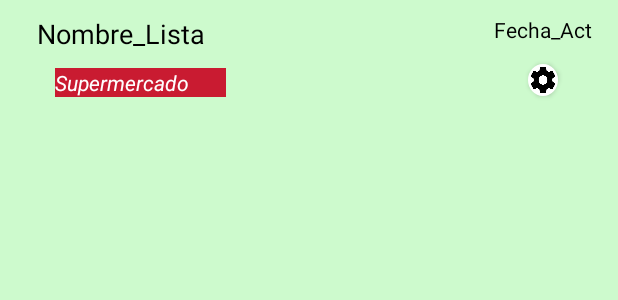
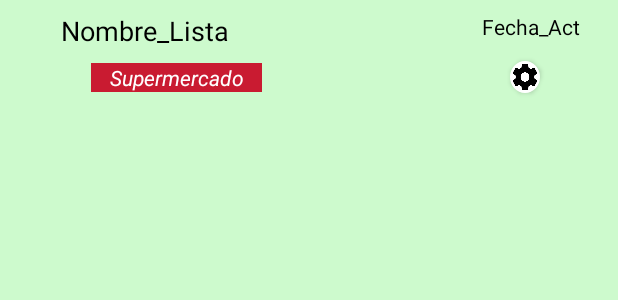
Before and after one commit to ferqueirolo/SOA, an Android app: the layout item_lista_lista_compra.xml on its own in the app's theme, with its tools: preview values and no code run, on a phone screen of 412 x 824 dp. Shown: the top 300 px of the screen. Run offline under Robolectric (Android 15) with nearby library versions, the phone set to English and light mode, and no system bars.

Commit message:
Se retocó la lista de la vista "Mis listas" ya que no mostraba el divider

```diff
--- a/Android/ChangoSmart/app/src/main/res/layout/content_mis_listas.xml
+++ b/Android/ChangoSmart/app/src/main/res/layout/content_mis_listas.xml
@@ -70,7 +70,8 @@
             android:layout_marginEnd="8dp"
             android:layout_marginRight="8dp"
             android:layout_marginBottom="16dp"
-            android:divider="@android:color/black" />
+            android:divider="@android:color/black"
+            android:dividerHeight="2dp" />
     </FrameLayout>
 
 </android.support.constraint.ConstraintLayout>
--- a/Android/ChangoSmart/app/src/main/res/layout/item_lista_lista_compra.xml
+++ b/Android/ChangoSmart/app/src/main/res/layout/item_lista_lista_compra.xml
@@ -18,12 +18,12 @@
         android:layout_width="wrap_content"
         android:layout_height="wrap_content"
         android:orientation="horizontal"
-        app:layout_constraintGuide_percent="0.0027359782" />
+        app:layout_constraintGuide_percent="0.0" />
 
     <TextView
         android:id="@+id/textViewListaCompra"
-        android:layout_width="290dp"
-        android:layout_height="23dp"
+        android:layout_width="269dp"
+        android:layout_height="22dp"
         android:layout_marginStart="8dp"
         android:layout_marginLeft="8dp"
         android:layout_marginEnd="8dp"
@@ -34,18 +34,20 @@
         android:textSize="18sp"
         app:layout_constraintBottom_toTopOf="@+id/guideline"
         app:layout_constraintEnd_toStartOf="@+id/textViewFechaActualizacion"
+        app:layout_constraintHorizontal_bias="0.0"
         app:layout_constraintStart_toStartOf="@+id/guideline3"
         app:layout_constraintTop_toTopOf="@+id/guideline2"
-        app:layout_constraintVertical_bias="0.185" />
+        app:layout_constraintVertical_bias="0.173" />
 
     <TextView
         android:id="@+id/textViewSupermercado"
         android:layout_width="114dp"
         android:layout_height="19dp"
-        android:layout_marginStart="20dp"
-        android:layout_marginLeft="20dp"
+        android:layout_marginStart="28dp"
+        android:layout_marginLeft="28dp"
         android:layout_marginTop="12dp"
         android:background="@color/badgeColor"
+        android:gravity="center"
         android:text="Supermercado"
         android:textColor="#FFFFFF"
         android:textStyle="italic"
@@ -56,8 +58,8 @@
         android:id="@+id/textViewFechaActualizacion"
         android:layout_width="77dp"
         android:layout_height="20dp"
-        android:layout_marginEnd="12dp"
-        android:layout_marginRight="12dp"
+        android:layout_marginEnd="20dp"
+        android:layout_marginRight="20dp"
         android:layout_marginBottom="8dp"
         android:gravity="center"
         android:text="Fecha_Act"
@@ -65,28 +67,28 @@
         app:layout_constraintBottom_toTopOf="@+id/guideline"
         app:layout_constraintEnd_toEndOf="parent"
         app:layout_constraintTop_toTopOf="@+id/guideline2"
-        app:layout_constraintVertical_bias="0.169" />
+        app:layout_constraintVertical_bias="0.166" />
 
     <android.support.constraint.Guideline
         android:id="@+id/guideline3"
         android:layout_width="wrap_content"
         android:layout_height="wrap_content"
         android:orientation="vertical"
-        app:layout_constraintGuide_percent="0.04" />
+        app:layout_constraintGuide_percent="0.08" />
 
     <Button
         android:id="@+id/button3"
         android:layout_width="20dp"
         android:layout_height="21dp"
         android:layout_marginTop="12dp"
-        android:layout_marginEnd="40dp"
-        android:layout_marginRight="40dp"
+        android:layout_marginEnd="52dp"
+        android:layout_marginRight="52dp"
         android:background="@drawable/list_button_bg"
         android:foreground="@drawable/settings"
         app:layout_constraintBottom_toTopOf="@+id/guideline"
         app:layout_constraintEnd_toEndOf="parent"
         app:layout_constraintTop_toBottomOf="@+id/textViewFechaActualizacion"
         app:layout_constraintTop_toTopOf="@+id/guideline2"
-        app:layout_constraintVertical_bias="0.707" />/>
+        app:layout_constraintVertical_bias="0.674" />/>
 
 </android.support.constraint.ConstraintLayout>
```
Also changed, not shown: Android/ChangoSmart/app/src/main/res/layout/item_lista_producto.xml (+8 -10 lines).
